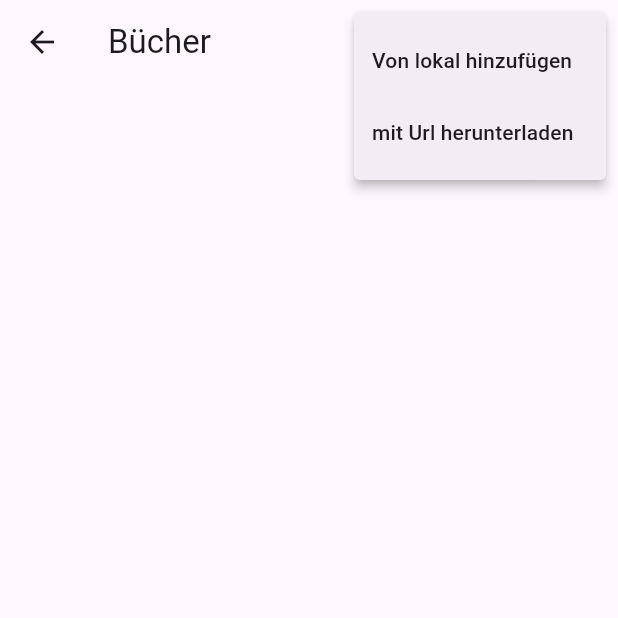
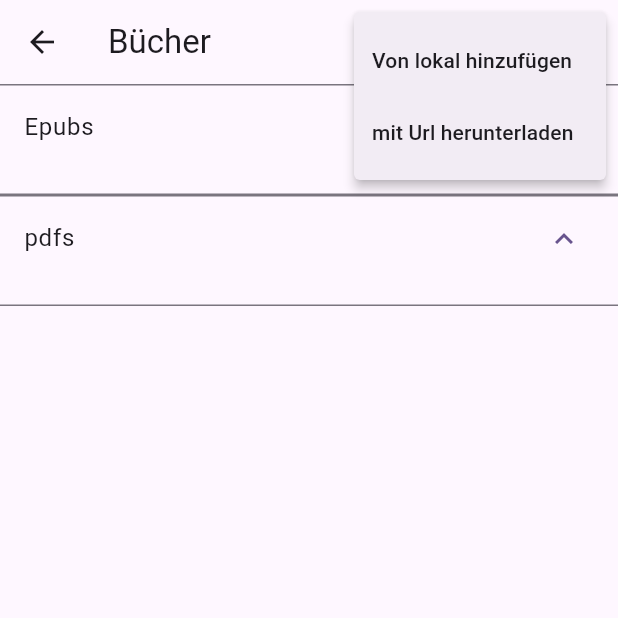
Before and after one commit to mrkaplan0/fazit, a Flutter app: the BooksMainpage screen opened directly, after a tap on the "add" icon, on a phone screen of 412 x 824 dp, the top half of it. Run offline on Flutter 3.47's test engine with Material 3 defaults, Android fonts, the phone set to English and light mode, and no system bars; our stand-ins replace file_picker, get, hive_flutter; missing offline and left inert: epub_decoder, flutter_epub_viewer; accounts and stored records are empty.

Commit message:
Books is fetched from local source

```diff
--- a/lib/books_main.dart
+++ b/lib/books_main.dart
@@ -1,4 +1,8 @@
 import 'dart:io';
+import 'package:fazit/epub_reader/epub_reader.dart';
+import 'package:fazit/models/file_model.dart';
+import 'package:fazit/widgets/menu_item.dart';
+import 'package:flutter/widgets.dart';
 import 'package:path/path.dart' as p;
 import 'package:file_picker/file_picker.dart';
 import 'package:flutter/material.dart';
@@ -16,6 +20,8 @@ class BooksMainpage extends StatefulWidget {
 class _BooksMainpageState extends State<BooksMainpage> {
   late Directory booksDirectory;
   List allFilesFromDic = [];
+  List<MyFile> epubFiles = [];
+  List<MyFile> pdfFiles = [];
   @override
   void initState() {
     super.initState();
@@ -35,6 +41,17 @@ class _BooksMainpageState extends State<BooksMainpage> {
     setState(() {
       allFilesFromDic = booksDirectory.listSync();
     });
+    for (var e in allFilesFromDic) {
+      MyFile myFile = MyFile(fileEntity: e);
+
+      if (myFile.extension == ".epub") {
+        epubFiles.add(myFile);
+        print("aa" + epubFiles.toString());
+      } else if (myFile.extension == ".pdf") {
+        pdfFiles.add(myFile);
+        print("sssss" + pdfFiles.toString());
+      }
+    }
   }
 
   @override
@@ -43,6 +60,13 @@ class _BooksMainpageState extends State<BooksMainpage> {
         appBar: AppBar(
           title: const Text("Bücher"),
           actions: [
+            TextButton(
+                onPressed: () => Navigator.push(
+                    context,
+                    MaterialPageRoute(
+                      builder: (context) => const EpubReader(title: "title"),
+                    )),
+                child: const Text("fds")),
             PopupMenuButton<MenuItemCase>(
                 onSelected: (MenuItemCase selectedItem) async {
                   if (selectedItem == MenuItemCase.fromLocal) {
@@ -63,20 +87,13 @@ class _BooksMainpageState extends State<BooksMainpage> {
                     ])
           ],
         ),
-        body: ListView.builder(
-          itemCount: allFilesFromDic.length,
-          itemBuilder: (context, i) {
-            var myFile = allFilesFromDic[i] as File;
-            String extension = p.extension(myFile.path);
-            String fileName = p.basenameWithoutExtension(myFile.path);
-
-            return Column(
-              children: [
-                Text(fileName),
-                Text(extension),
-              ],
-            );
-          },
+        body: SingleChildScrollView(
+          child: Column(
+            children: [
+              ExpansionWidget(title: "Epubs", filesList: epubFiles),
+              ExpansionWidget(title: "pdfs", filesList: pdfFiles),
+            ],
+          ),
         ));
   }
 
@@ -98,3 +115,56 @@ class _BooksMainpageState extends State<BooksMainpage> {
     }
   }
 }
+
+class ExpansionWidget extends StatelessWidget {
+  final String title;
+  final List<MyFile> filesList;
+
+  const ExpansionWidget(
+      {super.key, required this.title, required this.filesList});
+
+  @override
+  Widget build(BuildContext context) {
+    return ExpansionTile(
+      childrenPadding: EdgeInsets.all(8),
+      initiallyExpanded: true,
+      title: Text(title),
+      children: [
+        Wrap(
+          children: [
+            for (var file in filesList) ...[
+              Container(
+                margin: EdgeInsets.all(4.0),
+                decoration: BoxDecoration(
+                    color: Colors.amber,
+                    borderRadius: BorderRadius.circular(10)),
+                width: 100,
+                height: 150,
+                child: Text(
+                  file.fileName!,
+                  overflow: TextOverflow.clip,
+                ),
+              )
+            ]
+          ],
+        )
+
+        /*  ListView.builder(
+          shrinkWrap: true,
+          itemCount: filesList.length,
+          itemBuilder: (context, i) {
+            return Container(
+              color: Colors.amber,
+              width: 50,
+              height: 100,
+              child: Text(
+                filesList[i].fileName!,
+                overflow: TextOverflow.clip,
+              ),
+            );
+          },
+        ) */
+      ],
+    );
+  }
+}
--- a/lib/models/file_model.dart
+++ b/lib/models/file_model.dart
@@ -1,10 +1,11 @@
 import 'dart:io';
-
+import 'package:get/get.dart';
 import 'package:path/path.dart' as p;
+import 'package:epub_decoder/epub_decoder.dart';
 
 class MyFile {
   FileSystemEntity? fileEntity;
-  String? fileName;
+  String? fileName, author, coverImage;
   String? extension;
   String? path;
 
@@ -19,7 +20,22 @@ class MyFile {
 
     fileName = p.basenameWithoutExtension(myFile.path);
     extension = p.extension(myFile.path);
+    if (extension == ".epub") {
+      getEpubInfo(myFile);
+    }
   }
+  Future getEpubInfo(File myFile) async {
+    final epub = Epub.fromBytes(myFile.readAsBytesSync());
+
+    for (var meta in epub.metadata) {
+      if (meta.props.contains("title")) {
+        fileName = meta.value;
+      } else if (meta.props.contains("creator")) {
+        author = meta.value;
+      }
+    }
+  }
+
   getFile() {
     if (path != null) {
       return File(path!);
--- a/pubspec.yaml
+++ b/pubspec.yaml
@@ -38,6 +38,7 @@ dependencies:
   get: ^4.6.6
   flutter_epub_viewer: ^1.1.0
   flutter_inappwebview: ^6.0.0
+  epub_decoder: ^0.1.3
   hive: ^2.2.3
   hive_flutter: ^1.1.0
   file_picker: ^8.0.6
```
Also changed, not shown: pubspec.lock.
